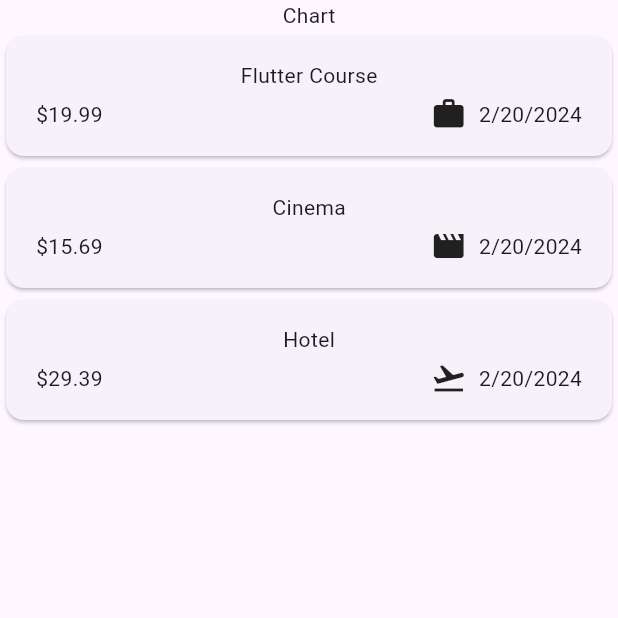
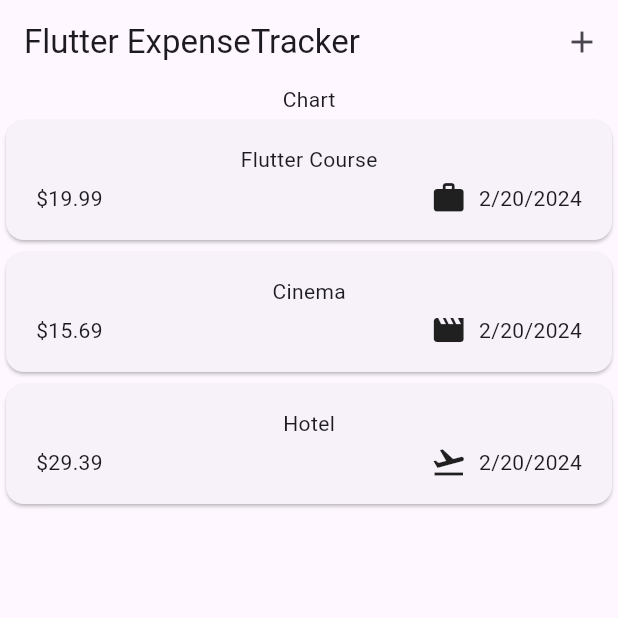
Before and after one commit to OussemaDammak/Expense_Tracker, a Flutter app: the screen it shows after launch, on a phone screen of 412 x 824 dp, the top half of it. Run offline on Flutter 3.47's test engine with Material 3 defaults, Android fonts, the phone set to English and light mode, and no system bars.

Commit message:
add appBar

```diff
--- a/lib/widgets/expenses.dart
+++ b/lib/widgets/expenses.dart
@@ -36,6 +36,14 @@ class _ExpensesState extends State<Expenses> {
   @override
   Widget build(BuildContext context) {
     return  Scaffold(
+      appBar: AppBar(
+        title:const Text('Flutter ExpenseTracker'),
+        actions: [
+          IconButton(onPressed: (){}, icon: const Icon(Icons.add))
+        ],
+
+      ),
+
       body: Column(
         children: [
           const Text('Chart'),
```
